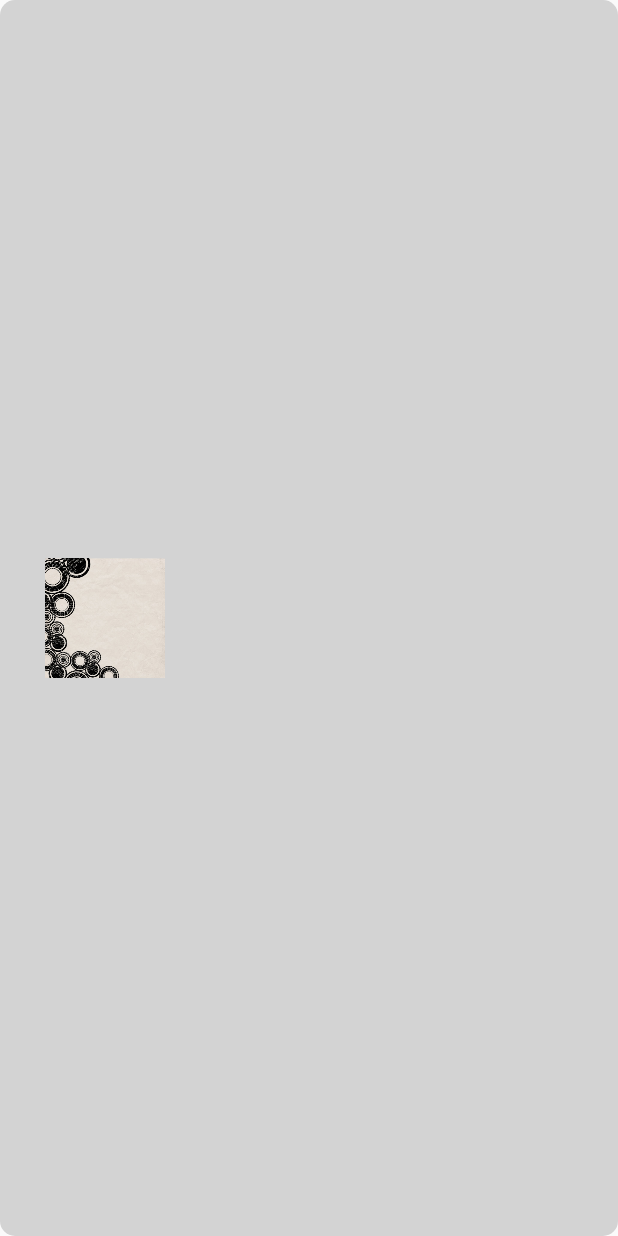
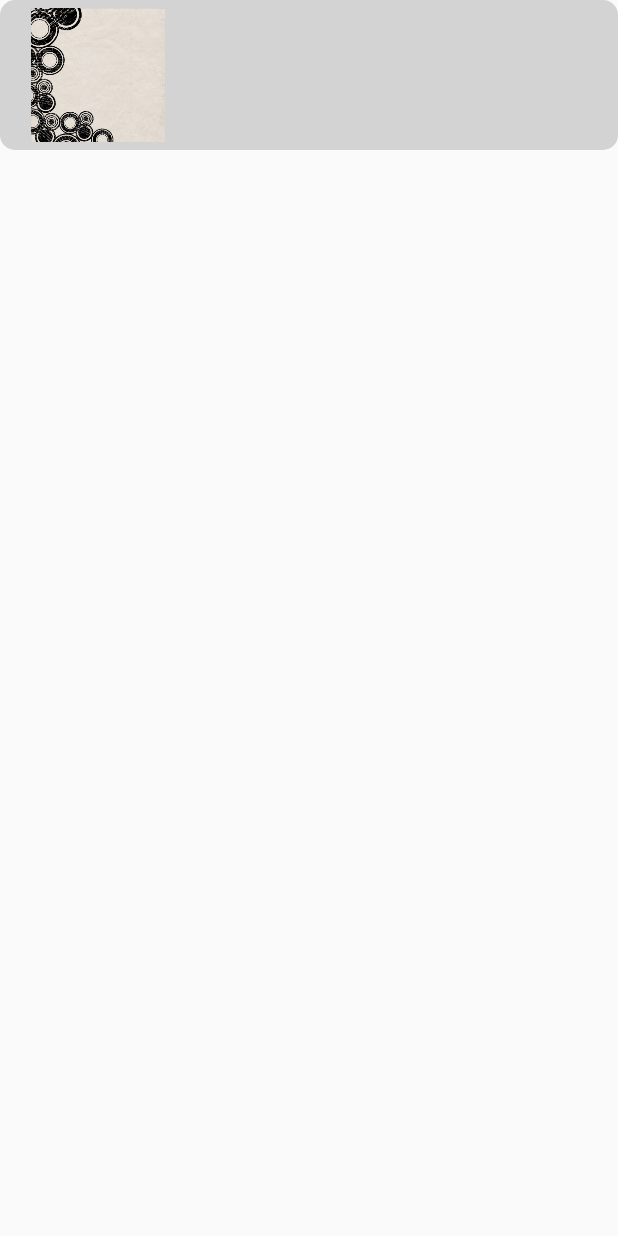
Before and after one commit to Fire3galaxy/Morning-Sign-Out, an Android app: the layout single_row.xml on its own in the app's theme, with its tools: preview values and no code run, on a phone screen of 412 x 824 dp. Run offline under Robolectric (Android 15) with nearby library versions, the phone set to English and light mode, and no system bars.

```diff
--- a/app/src/main/AndroidManifest.xml
+++ b/app/src/main/AndroidManifest.xml
@@ -37,6 +37,9 @@
             <meta-data
                 android:name="android.support.PARENT_ACTIVITY"
                 android:value="app.morningsignout.com.morningsignoff.CategoryActivity" />
+            <meta-data
+                android:name="android.app.searchable"
+                android:resource="@xml/searchable" />
         </activity>
     </application>
 
--- a/app/src/main/java/app/morningsignout/com/morningsignoff/AdapterObject.java
+++ b/app/src/main/java/app/morningsignout/com/morningsignoff/AdapterObject.java
@@ -4,7 +4,6 @@ import android.widget.*;
 
 // Used for simplicity in giving categoryAdapter items to FetchCategoryImageTask
 public class AdapterObject {
-    public CategoryAdapter adapter;
     public TextView title;
     public TextView description;
     public ImageView image;
--- a/app/src/main/java/app/morningsignout/com/morningsignoff/CategoryActivity.java
+++ b/app/src/main/java/app/morningsignout/com/morningsignoff/CategoryActivity.java
@@ -37,7 +37,6 @@ public class CategoryActivity extends ActionBarActivity {
         // setContentView(R.layout.activity_category);
         list = (ListView)findViewById(R.id.listView);
         progressBar = (ProgressBar) findViewById(R.id.progressBar);
-        progressBar2 = (ProgressBar) findViewById(R.id.progressBar2);
 
         // Fetch the category name from Intent, which is set in MainPageFragment
         Intent intent = getIntent();
@@ -215,7 +214,6 @@ class CategoryAdapter extends BaseAdapter{
 
         // Prepare prepped row objects in single holder object for fetchCategoryImageTask
         AdapterObject holder = new AdapterObject();
-        holder.adapter = this;  // for notifyDataSetChanged
         holder.title = title;
         holder.description = description;
         holder.image = image;
@@ -225,6 +223,10 @@ class CategoryAdapter extends BaseAdapter{
         SingleRow rowTemp = articles.get(i);
         title.setText(rowTemp.title);
         description.setText(rowTemp.description);
+
+        String s = "null";
+        if (rowTemp.image != null) s = "not null";
+        Log.e("ImageLog", "Item " + Integer.toString(i) + ", is " + s);
 
         // Load image into row element
         if (rowTemp.image == null)  // download
--- a/app/src/main/java/app/morningsignout/com/morningsignoff/DownloadImageTask.java
+++ b/app/src/main/java/app/morningsignout/com/morningsignoff/DownloadImageTask.java
@@ -7,7 +7,6 @@ import android.content.Intent;
 import android.database.Cursor;
 import android.graphics.BitmapFactory;
 import android.os.AsyncTask;
-import android.support.v4.app.Fragment;
 import android.util.Log;
 import android.view.View;
 import android.widget.ImageButton;
@@ -15,8 +14,6 @@ import android.widget.ImageView;
 import android.widget.ProgressBar;
 import android.widget.TextView;
 
-import java.io.ByteArrayInputStream;
-import java.io.ByteArrayOutputStream;
 import java.io.IOException;
 import java.io.InputStream;
 import java.net.URL;
--- a/app/src/main/res/layout/single_row.xml
+++ b/app/src/main/res/layout/single_row.xml
@@ -1,54 +1,8 @@
 <?xml version="1.0" encoding="utf-8"?>
 <RelativeLayout xmlns:android="http://schemas.android.com/apk/res/android"
     android:layout_width="match_parent"
-    android:layout_height="match_parent"
+    android:layout_height="100dp"
     android:background="@drawable/row_item_background">
-
-    <ImageView
-        android:src="@drawable/list_item_1"
-        android:layout_width="120dp"
-        android:layout_height="80dp"
-        android:id="@+id/imageView"
-        android:background="#00ffffff"
-        android:layout_centerVertical="true"
-        android:layout_alignParentLeft="true"
-        android:layout_alignParentStart="true"
-        android:layout_marginStart="19dp"
-        android:layout_margin="10dp" />
-
-    <TextView
-        android:layout_width="wrap_content"
-        android:layout_height="wrap_content"
-        android:textAppearance="?android:attr/textAppearanceMedium"
-        android:id="@+id/textView"
-        android:background="#00ffffff"
-        android:textColor="@color/single_row_black"
-        android:layout_alignParentTop="true"
-        android:layout_toRightOf="@+id/imageView"
-        android:layout_toEndOf="@+id/imageView"
-        android:layout_alignParentRight="true"
-        android:layout_alignParentLeft="false"
-        android:layout_marginRight="8dp"
-        android:layout_alignTop="@+id/imageView"
-        android:maxLines="3"
-        android:minLines="1"
-        android:ellipsize="end" />
-
-    <TextView
-        android:layout_width="wrap_content"
-        android:layout_height="35dp"
-        android:textAppearance="?android:attr/textAppearanceSmall"
-        android:id="@+id/textView2"
-        android:background="#00ffffff"
-        android:layout_below="@+id/textView"
-        android:layout_toRightOf="@+id/imageView"
-        android:layout_toEndOf="@+id/imageView"
-        android:ellipsize="end"
-        android:layout_alignParentRight="true"
-        android:layout_alignBottom="@+id/imageView"
-        android:layout_marginRight="8dp"
-        android:singleLine="false"
-        android:lines="1" />
 
     <ProgressBar
         style="?android:attr/progressBarStyle"
@@ -61,4 +15,49 @@
         android:layout_centerVertical="true"
         android:layout_centerHorizontal="true" />
 
+    <LinearLayout
+        android:orientation="horizontal"
+        android:layout_width="match_parent"
+        android:layout_height="match_parent"
+        android:layout_centerVertical="true"
+        android:layout_centerHorizontal="true">
+
+        <ImageView
+            android:src="@drawable/list_item_1"
+            android:layout_width="0dp"
+            android:layout_height="match_parent"
+            android:id="@+id/imageView"
+            android:background="#00ffffff"
+            android:layout_weight="3"
+            android:layout_margin="5dp" />
+
+        <LinearLayout
+            android:orientation="vertical"
+            android:layout_width="0dp"
+            android:layout_height="match_parent"
+            android:layout_gravity="center_vertical"
+            android:layout_weight="7">
+
+            <TextView
+                android:layout_width="match_parent"
+                android:layout_height="wrap_content"
+                android:textAppearance="?android:attr/textAppearanceMedium"
+                android:id="@+id/textView"
+                android:background="#00ffffff"
+                android:textColor="@color/single_row_black"
+                android:maxLines="3"
+                android:minLines="1"
+                android:ellipsize="end" />
+
+            <TextView
+                android:layout_width="match_parent"
+                android:layout_height="wrap_content"
+                android:textAppearance="?android:attr/textAppearanceSmall"
+                android:id="@+id/textView2"
+                android:background="#00ffffff"
+                android:ellipsize="end"
+                android:lines="1" />
+        </LinearLayout>
+    </LinearLayout>
+
 </RelativeLayout>
--- a/app/src/main/res/values/strings.xml
+++ b/app/src/main/res/values/strings.xml
@@ -12,12 +12,15 @@
     <string name="article">A flash of blinding light engulfs all of Gravity Falls. Then, everything comes down to earth. The portal, now a mess of tangled wires and metal, glows bright blue. A figure emerges from the portal. The blue light fades behind him. He walks forward, placing a six-fingered hand on the cover of the first journal, then picks it up and places it into the inside pocket of a long, dark coat.</string>
 
     <string name="action_style">Style!</string>
+    <string name="action_search">Search</string>
+
     <string name="title_activity_category">CategoryActivity</string>
     <string name="title_activity_article">ArticleActivity</string> <!-- In menu_main.xml, we can add items to the action bar!
                                                      Set showAsAction to strings like never, ifRoom, etc to show!-->
 
-    <string name="hello_world">Hello --- world!</string>
+    <string name="search_hint">Enter an article you\'re looking for</string>
 
+    <string name="title_contentDescription">app home button</string>
 
     <string-array name ="descriptions">
         <item>description 1</item>
--- /dev/null
+++ b/app/src/main/res/xml/searchable.xml
@@ -0,0 +1,5 @@
+<?xml version="1.0" encoding="utf-8"?>
+<searchable xmlns:android="http://schemas.android.com/apk/res/android"
+    android:label="@string/title_activity_article"
+    android:hint="@string/search_hint">
+</searchable>
```
Also changed, not shown: app/src/main/java/app/morningsignout/com/morningsignoff/ArticleActivity.java (+59 -21 lines), app/src/main/java/app/morningsignout/com/morningsignoff/FetchCategoryImageTask.java (+1 -26 lines), app/src/main/java/app/morningsignout/com/morningsignoff/FetchListArticlesTask.java (+0 -8 lines), app/src/main/res/layout/fragment_category_main.xml (+0 -10 lines), app/src/main/res/layout/title.xml (+7 -23 lines), app/src/main/res/menu/menu_article.xml (+5 -4 lines), app/src/main/res/drawable/mso_rectangle.png (added), app/src/main/res/drawable/mso_square.png (added).
